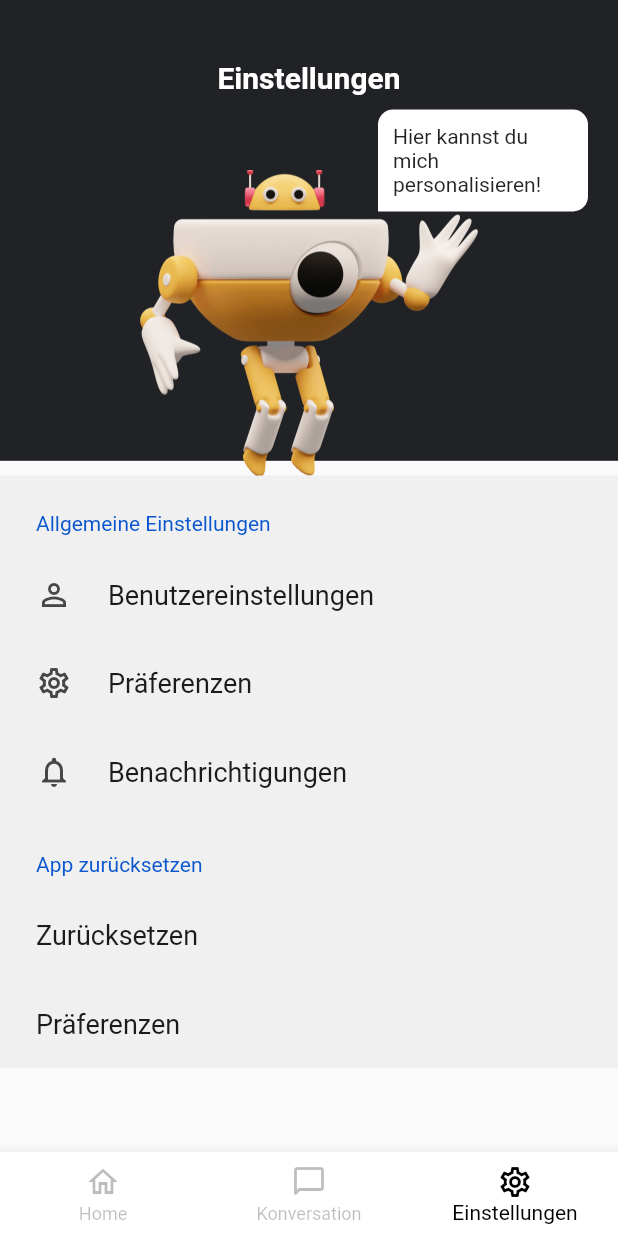
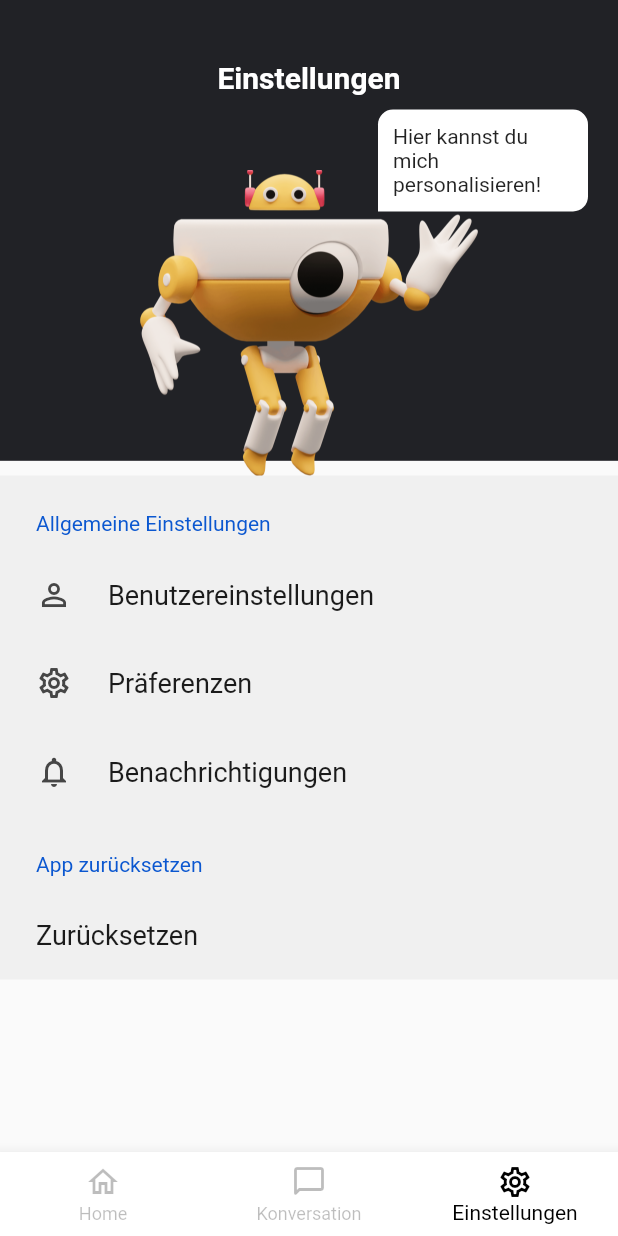
Before and after one commit to Stausssi/Bob2.0, a Flutter app: the screen it shows after launch, item 3 of the bottom bar chosen, on a phone screen of 412 x 824 dp. Run offline on Flutter 3.47's test engine with Material 2 defaults, Android fonts, the phone set to English and light mode, and no system bars; drawn by our look-alikes of settings_ui; our stand-ins replace dio, flutter_chat_types, flutter_chat_ui, flutter_local_notifications, flutter_tts, google_fonts and 4 more; missing offline and left inert: mapbox_search; Roboto replaces fonts that are missing (Assistant).

Commit message:
removed not needed widget

```diff
--- a/lib/settings/settings.dart
+++ b/lib/settings/settings.dart
@@ -129,10 +129,10 @@ class _SettingsState extends State<Settings> {
                     title: const Text("Zurücksetzen"),
                     onPressed: (_) => StorageHandler.reset(),
                   ),
-                  SettingsTile(
-                    title: const Text("Präferenzen"),
-                    onPressed: (_) => print(StorageHandler.getPreferences()),
-                  )
+                  // SettingsTile(
+                  //   title: const Text("Präferenzen"),
+                  //   onPressed: (_) => print(StorageHandler.getPreferences()),
+                  // )
                 ],
               )
             ],
```
